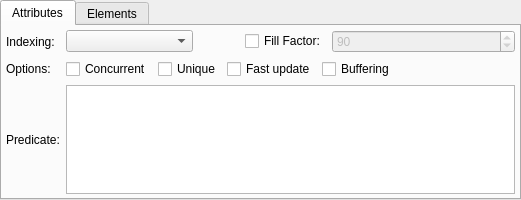
The window that libpgmodeler_ui/ui/indexwidget.ui (pgmodeler/pgmodeler) describes before a commit, drawn with Qt 5.
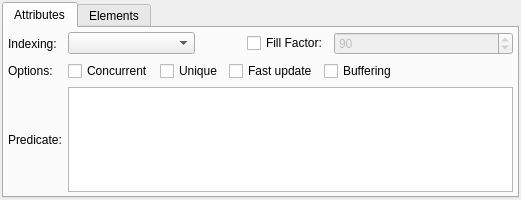
The same window after the commit.

The edit to the form file:
```diff
--- a/libpgmodeler_ui/ui/indexwidget.ui
+++ b/libpgmodeler_ui/ui/indexwidget.ui
@@ -21,19 +21,19 @@
   </property>
   <layout class="QGridLayout" name="index_grid">
    <property name="leftMargin">
-    <number>0</number>
+    <number>2</number>
    </property>
    <property name="topMargin">
-    <number>0</number>
+    <number>2</number>
    </property>
    <property name="rightMargin">
-    <number>0</number>
+    <number>2</number>
    </property>
    <property name="bottomMargin">
-    <number>0</number>
+    <number>2</number>
    </property>
    <property name="spacing">
-    <number>0</number>
+    <number>6</number>
    </property>
    <item row="0" column="0">
     <widget class="QTabWidget" name="tabWidget">
```
